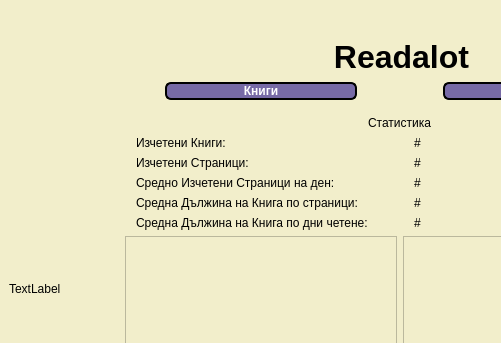
Before: the Qt Designer form Readalot/mainwindow.ui in TanyaSeykova/Hackaton_2022, drawn with Qt 5; both pictures show x 0 to 501 and y 0 to 343 of the 800 by 600 pixel window.
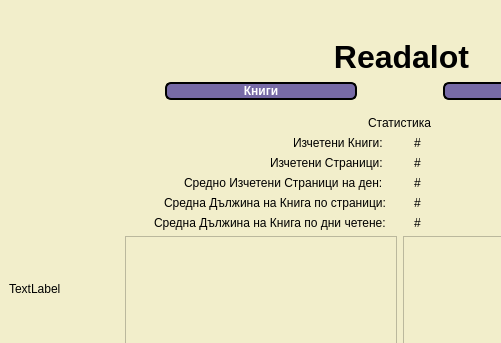
After: the same form once the commit is applied. Custom widgets are drawn as their Qt base class.

```diff
--- a/Readalot/mainwindow.ui
+++ b/Readalot/mainwindow.ui
@@ -131,7 +131,7 @@
          <layout class="QHBoxLayout" name="horizontalLayout_2" stretch="5,5">
           <item>
            <layout class="QVBoxLayout" name="verticalLayout_3">
-            <item>
+            <item alignment="Qt::AlignRight">
              <widget class="QLabel" name="label_5">
               <property name="sizePolicy">
                <sizepolicy hsizetype="Preferred" vsizetype="Preferred">
@@ -140,47 +140,47 @@
                </sizepolicy>
               </property>
               <property name="styleSheet">
-               <string notr="true">margin-left: 7.5px;</string>
+               <string notr="true">margin-right: 7.5px;</string>
               </property>
               <property name="text">
                <string>Изчетени Книги: </string>
               </property>
              </widget>
             </item>
-            <item>
+            <item alignment="Qt::AlignRight">
              <widget class="QLabel" name="label_7">
               <property name="styleSheet">
-               <string notr="true">margin-left: 7.5px;</string>
+               <string notr="true">margin-right: 7.5px;</string>
               </property>
               <property name="text">
                <string>Изчетени Страници: </string>
               </property>
              </widget>
             </item>
-            <item>
+            <item alignment="Qt::AlignRight">
              <widget class="QLabel" name="label_6">
               <property name="styleSheet">
-               <string notr="true">margin-left: 7.5px;</string>
+               <string notr="true">margin-right: 7.5px;</string>
               </property>
               <property name="text">
                <string>Средно Изчетени Страници на ден: </string>
               </property>
              </widget>
             </item>
-            <item>
+            <item alignment="Qt::AlignRight">
              <widget class="QLabel" name="label_8">
               <property name="styleSheet">
-               <string notr="true">margin-left: 7.5px;</string>
+               <string notr="true">margin-right: 7.5px;</string>
               </property>
               <property name="text">
                <string>Средна Дължина на Книга по страници:</string>
               </property>
              </widget>
             </item>
-            <item>
+            <item alignment="Qt::AlignRight">
              <widget class="QLabel" name="label_9">
               <property name="styleSheet">
-               <string notr="true">margin-left: 7.5px;</string>
+               <string notr="true">margin-right: 7.5px;</string>
               </property>
               <property name="text">
                <string>Средна Дължина на Книга по дни четене:</string>
```
Left out of the diff: 2 changed lines with no effect on the pictures.
